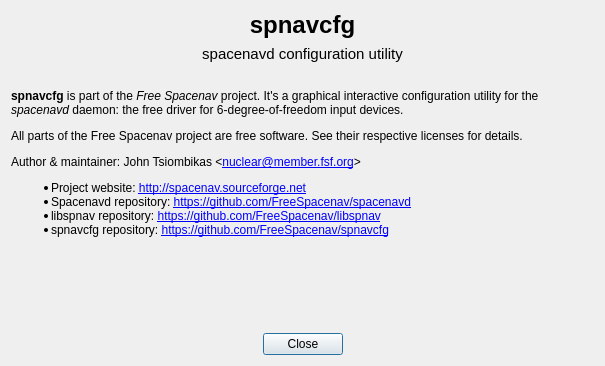
FreeSpacenav/spnavcfg, file ui/about.ui: the form before one commit.
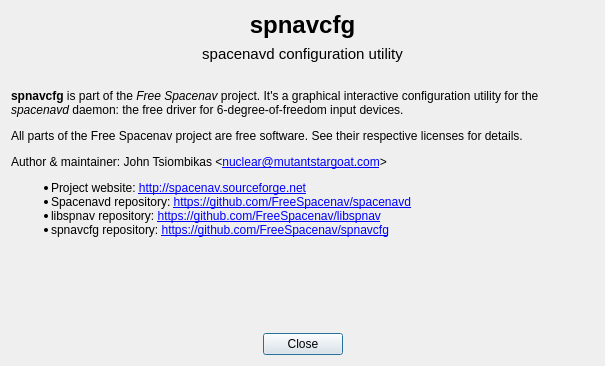
The form after the commit.

Commit message: updated email address in about box

```diff
--- a/ui/about.ui
+++ b/ui/about.ui
@@ -53,7 +53,7 @@
 
 &lt;p&gt;All parts of the Free Spacenav project are free software. See their respective licenses for details.&lt;/p&gt;
 
-&lt;p&gt;Author &amp;amp; maintainer: John Tsiombikas &amp;lt;&lt;a href=&quot;mailto:nuclear@member.fsf.org&quot;&gt;nuclear@member.fsf.org&lt;/a&gt;&amp;gt;&lt;/p&gt;
+&lt;p&gt;Author &amp;amp; maintainer: John Tsiombikas &amp;lt;&lt;a href=&quot;mailto:nuclear@mutantstargoat.com&quot;&gt;nuclear@mutantstargoat.com&lt;/a&gt;&amp;gt;&lt;/p&gt;
 
 &lt;ul&gt;
   &lt;li&gt;Project website: &lt;a href=&quot;http://spacenav.sourceforge.net&quot;&gt;http://spacenav.sourceforge.net&lt;/a&gt;&lt;/li&gt;
```
